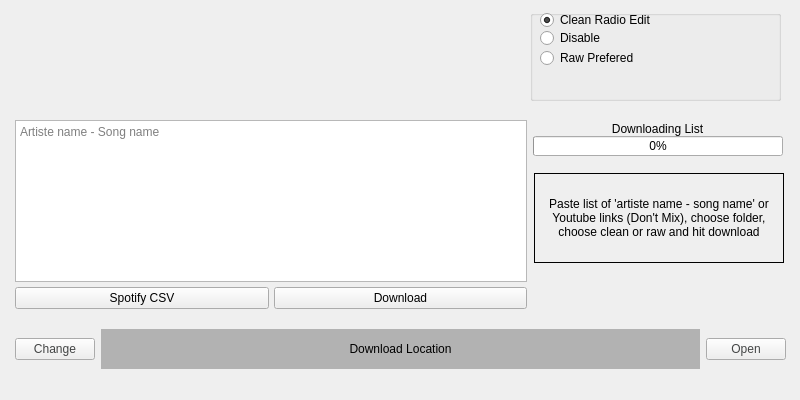
Above: MainUiWindow_redesign.ui from ktappdev/YTDownloader_PYQT5 before the change. Below: the same form after it.
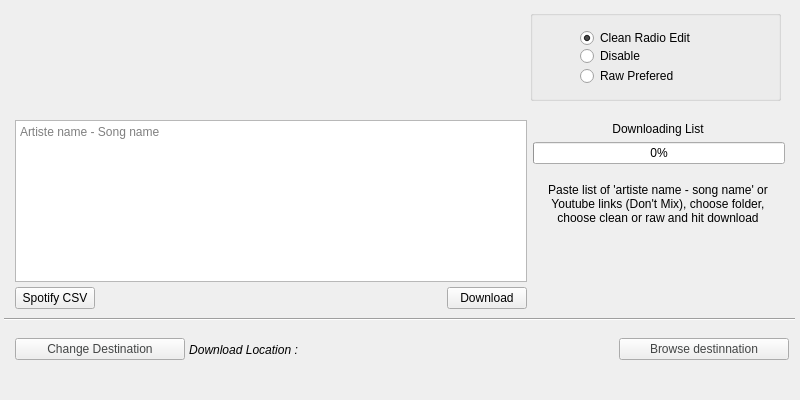
That is the form after the change. Icons and pictures are not drawn.

Commit message: Taking a break, probably got bugs

The edit to the form file:
```diff
--- a/MainUiWindow_redesign.ui
+++ b/MainUiWindow_redesign.ui
@@ -36,9 +36,9 @@
     <property name="geometry">
      <rect>
       <x>180</x>
-      <y>10</y>
+      <y>20</y>
       <width>171</width>
-      <height>81</height>
+      <height>71</height>
      </rect>
     </property>
     <property name="font">
@@ -84,8 +84,8 @@
     <widget class="QRadioButton" name="select_audio">
      <property name="geometry">
       <rect>
-       <x>10</x>
-       <y>20</y>
+       <x>50</x>
+       <y>38</y>
        <width>161</width>
        <height>16</height>
       </rect>
@@ -100,8 +100,8 @@
     <widget class="QRadioButton" name="select_raw_audio">
      <property name="geometry">
       <rect>
-       <x>10</x>
-       <y>40</y>
+       <x>50</x>
+       <y>58</y>
        <width>161</width>
        <height>16</height>
       </rect>
@@ -116,8 +116,8 @@
     <widget class="QRadioButton" name="select_clean_audio">
      <property name="geometry">
       <rect>
-       <x>10</x>
-       <y>2</y>
+       <x>50</x>
+       <y>20</y>
        <width>161</width>
        <height>16</height>
       </rect>
@@ -179,7 +179,7 @@
         <property name="spacing">
          <number>5</number>
         </property>
-        <item>
+        <item alignment="Qt::AlignLeft">
          <widget class="QPushButton" name="spotify_button">
           <property name="styleSheet">
            <string notr="true"/>
@@ -197,9 +197,15 @@
             <height>24</height>
            </size>
           </property>
+          <property name="default">
+           <bool>false</bool>
+          </property>
+          <property name="flat">
+           <bool>false</bool>
+          </property>
          </widget>
         </item>
-        <item>
+        <item alignment="Qt::AlignRight">
          <widget class="QPushButton" name="download_list_button">
           <property name="font">
            <font>
@@ -208,6 +214,9 @@
             <bold>false</bold>
            </font>
           </property>
+          <property name="autoFillBackground">
+           <bool>false</bool>
+          </property>
           <property name="styleSheet">
            <string notr="true"/>
           </property>
@@ -224,6 +233,9 @@
             <height>24</height>
            </size>
           </property>
+          <property name="autoDefault">
+           <bool>false</bool>
+          </property>
           <property name="default">
            <bool>false</bool>
           </property>
@@ -236,21 +248,24 @@
       </item>
      </layout>
     </widget>
-    <widget class="QWidget" name="">
+    <widget class="QWidget" name="layoutWidget">
      <property name="geometry">
       <rect>
        <x>11</x>
        <y>210</y>
-       <width>771</width>
+       <width>774</width>
        <height>61</height>
       </rect>
      </property>
      <layout class="QHBoxLayout" name="horizontalLayout">
+      <property name="spacing">
+       <number>4</number>
+      </property>
       <item>
        <widget class="QPushButton" name="change_location_button_multi">
         <property name="maximumSize">
          <size>
-          <width>80</width>
+          <width>170</width>
           <height>16777215</height>
          </size>
         </property>
@@ -263,34 +278,35 @@
          <string notr="true">color: rgb(67, 69, 69);</string>
         </property>
         <property name="text">
-         <string>Change</string>
+         <string>Change Destination</string>
         </property>
         <property name="flat">
          <bool>false</bool>
         </property>
        </widget>
       </item>
-      <item>
+      <item alignment="Qt::AlignLeft">
        <widget class="QLabel" name="download_location_label_multi">
-        <property name="maximumSize">
-         <size>
-          <width>16777215</width>
-          <height>40</height>
-         </size>
+        <property name="sizePolicy">
+         <sizepolicy hsizetype="Preferred" vsizetype="Preferred">
+          <horstretch>0</horstretch>
+          <verstretch>0</verstretch>
+         </sizepolicy>
         </property>
         <property name="font">
          <font>
           <family>Arial</family>
+          <italic>true</italic>
          </font>
         </property>
         <property name="styleSheet">
-         <string notr="true">background-color: rgb(178, 178, 178);</string>
+         <string notr="true"/>
         </property>
         <property name="frameShape">
          <enum>QFrame::NoFrame</enum>
         </property>
         <property name="text">
-         <string>Download Location</string>
+         <string>Download Location :</string>
         </property>
         <property name="scaledContents">
          <bool>true</bool>
@@ -299,7 +315,7 @@
          <set>Qt::AlignCenter</set>
         </property>
         <property name="wordWrap">
-         <bool>true</bool>
+         <bool>false</bool>
         </property>
        </widget>
       </item>
@@ -307,7 +323,7 @@
        <widget class="QPushButton" name="open_folder_multi">
         <property name="maximumSize">
          <size>
-          <width>80</width>
+          <width>170</width>
           <height>16777215</height>
          </size>
         </property>
@@ -320,60 +336,26 @@
          <string notr="true">color: rgb(67, 69, 69);</string>
         </property>
         <property name="text">
-         <string>Open</string>
-        </property>
-        <property name="autoDefault">
-         <bool>false</bool>
-        </property>
-        <property name="default">
-         <bool>false</bool>
-        </property>
-        <property name="flat">
-         <bool>false</bool>
+         <string>Browse destinnation</string>
         </property>
        </widget>
       </item>
      </layout>
     </widget>
-    <widget class="QLabel" name="update_label_multi">
+    <widget class="QWidget" name="layoutWidget">
      <property name="geometry">
       <rect>
-       <x>530</x>
-       <y>64</y>
-       <width>250</width>
-       <height>90</height>
-      </rect>
-     </property>
-     <property name="maximumSize">
-      <size>
-       <width>250</width>
-       <height>90</height>
-      </size>
-     </property>
-     <property name="frameShape">
-      <enum>QFrame::Box</enum>
-     </property>
-     <property name="text">
-      <string>Paste list of 'artiste name - song name' or Youtube links (Don't Mix), choose folder, choose clean or raw and hit download</string>
-     </property>
-     <property name="alignment">
-      <set>Qt::AlignCenter</set>
-     </property>
-     <property name="wordWrap">
-      <bool>true</bool>
-     </property>
-    </widget>
-    <widget class="QLabel" name="label_3">
-     <property name="enabled">
-      <bool>true</bool>
-     </property>
-     <property name="geometry">
-      <rect>
-       <x>601</x>
+       <x>529</x>
        <y>12</y>
-       <width>105</width>
-       <height>15</height>
+       <width>252</width>
+       <height>117</height>
       </rect>
+     </property>
+     <layout class="QVBoxLayout" name="verticalLayout">
+      <item>
+       <widget class="QLabel" name="label_3">
+        <property name="enabled">
+         <bool>true</bool>
      </property>
      <property name="maximumSize">
       <size>
@@ -388,18 +370,12 @@
       <set>Qt::AlignCenter</set>
      </property>
     </widget>
+      </item>
+      <item>
     <widget class="QProgressBar" name="progress_bar_multi">
      <property name="enabled">
       <bool>true</bool>
      </property>
-     <property name="geometry">
-      <rect>
-       <x>529</x>
-       <y>27</y>
-       <width>250</width>
-       <height>20</height>
-      </rect>
-     </property>
      <property name="styleSheet">
       <string notr="true"/>
      </property>
@@ -408,6 +384,47 @@
      </property>
      <property name="alignment">
       <set>Qt::AlignCenter</set>
+        </property>
+       </widget>
+      </item>
+      <item>
+       <widget class="QLabel" name="update_label_multi">
+        <property name="maximumSize">
+         <size>
+          <width>250</width>
+          <height>90</height>
+         </size>
+        </property>
+        <property name="frameShape">
+         <enum>QFrame::NoFrame</enum>
+        </property>
+        <property name="text">
+         <string>Paste list of 'artiste name - song name' or Youtube links (Don't Mix), choose folder, choose clean or raw and hit download</string>
+        </property>
+        <property name="alignment">
+         <set>Qt::AlignCenter</set>
+        </property>
+        <property name="wordWrap">
+         <bool>true</bool>
+        </property>
+        <property name="indent">
+         <number>0</number>
+        </property>
+       </widget>
+      </item>
+     </layout>
+    </widget>
+    <widget class="Line" name="line">
+     <property name="geometry">
+      <rect>
+       <x>-13</x>
+       <y>200</y>
+       <width>811</width>
+       <height>20</height>
+      </rect>
+     </property>
+     <property name="orientation">
+      <enum>Qt::Horizontal</enum>
      </property>
     </widget>
    </widget>
```
Left out of the diff: 10 changed lines with no effect on the pictures. Lines whose indentation alone changed are shown as unchanged. The commit also changes 1 other file.
